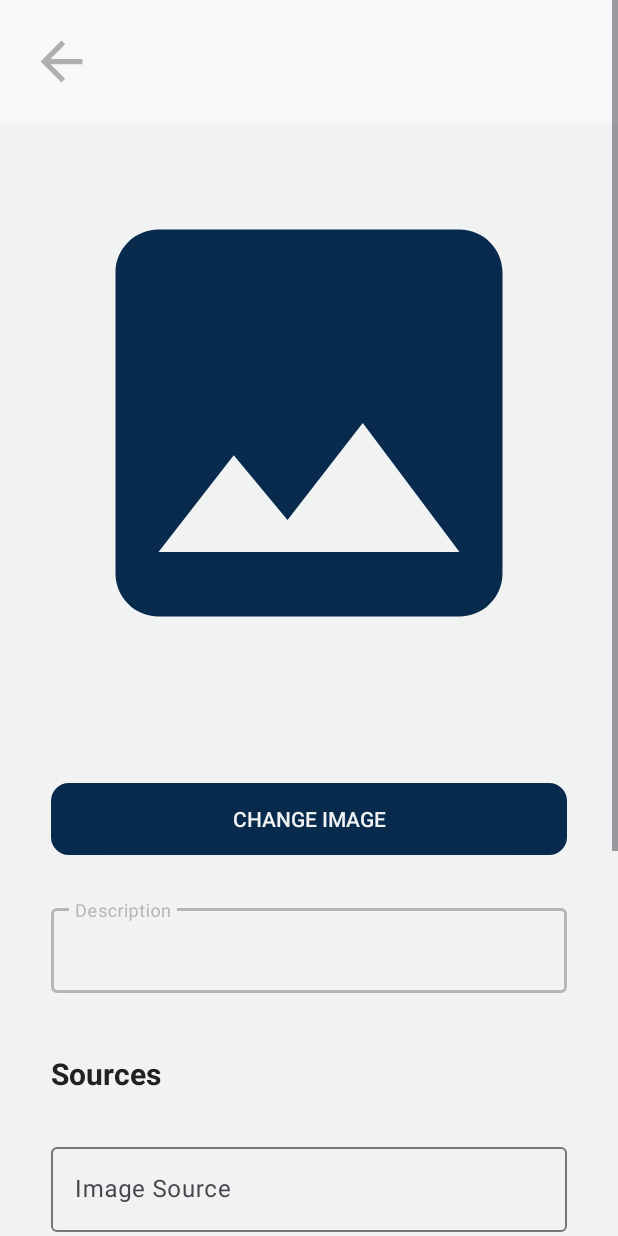
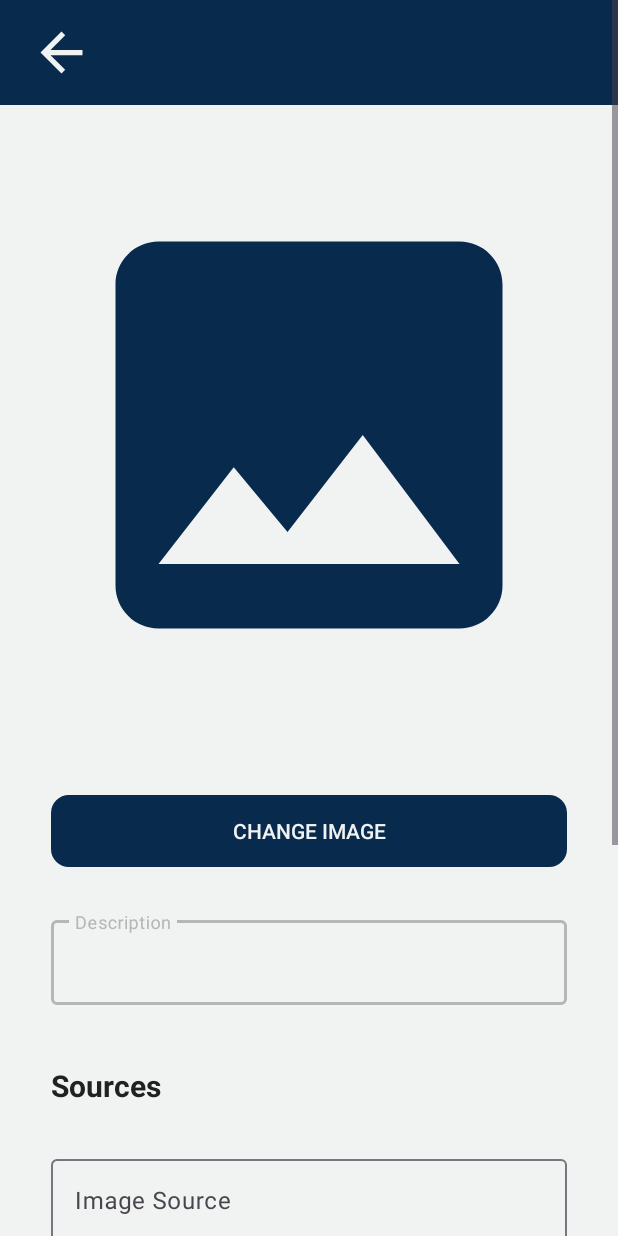
Before and after one commit to tnrtxx/rescYou_Admin, an Android app: the EdiDisasterCategory screen opened directly, with no data from a screen before it, on a phone screen of 412 x 824 dp. Run offline under Robolectric (Android 15) with nearby library versions, the phone set to English and light mode, and no system bars; our stand-ins replace Firebase (no records; nobody signed in at launch, a user with empty details on screens opened directly); libraries missing offline, so code that uses them is left out: com.vmadalin.easypermissions, droidninja.filepicker; pictures from the network do not load.

Commit message:
Admin Side Done (revisions) [For survey]

```diff
--- a/app/src/main/res/layout/activity_edi_disaster_category.xml
+++ b/app/src/main/res/layout/activity_edi_disaster_category.xml
@@ -19,21 +19,22 @@
             android:id="@+id/back_layout"
             android:layout_width="match_parent"
             android:layout_height="wrap_content"
-            android:padding="20dp"
-            android:background="@color/light_gray">
+            android:paddingHorizontal="20dp"
+            android:paddingVertical="14dp"
+            android:background="@color/navy_blue">
 
             <ImageView
                 android:id="@+id/back_button"
                 android:layout_width="wrap_content"
                 android:layout_height="wrap_content"
-                android:src="@drawable/back_button_2"></ImageView>
+                android:src="@drawable/back_button_3"></ImageView>
             <TextView
                 android:id="@+id/tips_textview"
                 android:layout_width="wrap_content"
                 android:layout_height="wrap_content"
                 android:layout_gravity="center"
                 tools:text="hello"
-                android:textColor="@color/black"
+                android:textColor="@color/white"
                 android:textSize="30sp"
                 android:textStyle="bold"
                 android:layout_toEndOf="@+id/back_button"
@@ -60,6 +61,7 @@
                 android:src="@drawable/photo_icon"
                 android:scaleType="fitCenter"
                 android:elevation="10dp"
+                android:layout_marginTop="20dp"
                 />
 
             <!--CHOOSE AN IMAGE-->
```
Also changed, not shown: 4 other files.
